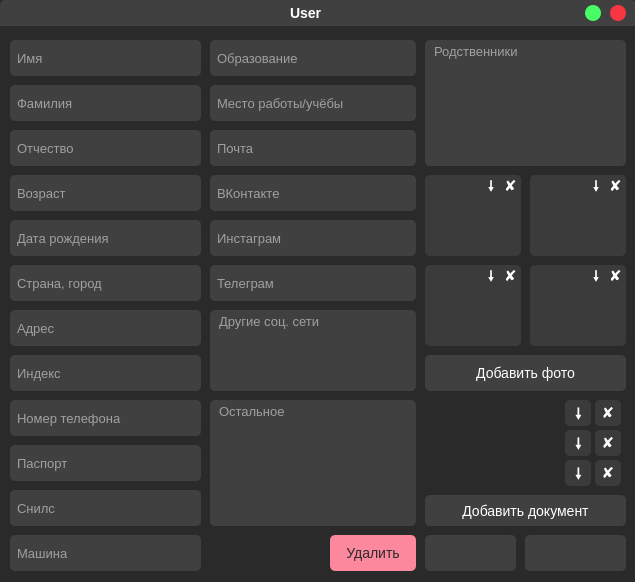
Before: the Qt Designer form src/add_user/add_user.ui in b0shka/desktop_database, drawn with Qt 5.
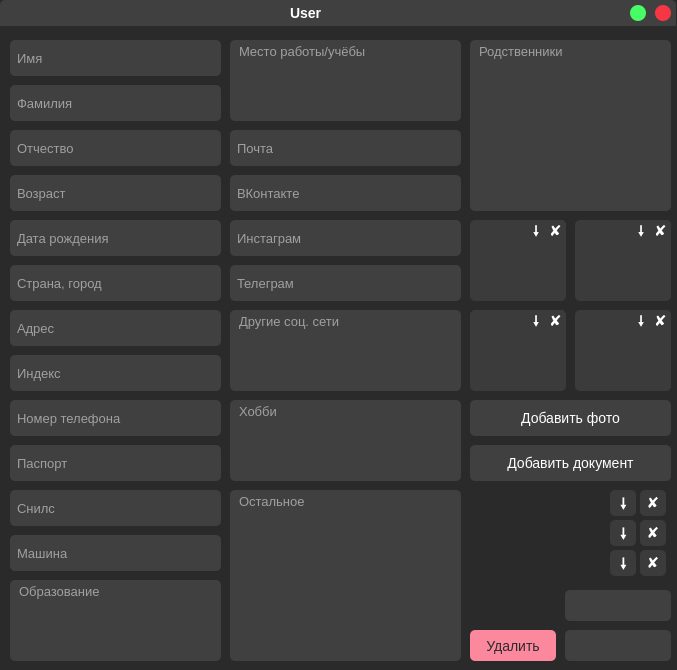
After: the same form once the commit is applied.

The edit to the form file:
```diff
--- a/src/add_user/add_user.ui
+++ b/src/add_user/add_user.ui
@@ -6,8 +6,8 @@
    <rect>
     <x>0</x>
     <y>0</y>
-    <width>635</width>
-    <height>582</height>
+    <width>677</width>
+    <height>670</height>
    </rect>
   </property>
   <property name="windowTitle">
@@ -24,8 +24,8 @@
     <rect>
      <x>0</x>
      <y>0</y>
-     <width>636</width>
-     <height>581</height>
+     <width>676</width>
+     <height>671</height>
     </rect>
    </property>
    <property name="minimumSize">
@@ -36,8 +36,8 @@
    </property>
    <property name="maximumSize">
     <size>
-     <width>636</width>
-     <height>581</height>
+     <width>5555</width>
+     <height>5555</height>
     </size>
    </property>
    <property name="styleSheet">
@@ -57,7 +57,7 @@
      <rect>
       <x>0</x>
       <y>0</y>
-      <width>636</width>
+      <width>676</width>
       <height>26</height>
      </rect>
     </property>
@@ -77,7 +77,7 @@
     <widget class="QPushButton" name="close">
      <property name="geometry">
       <rect>
-       <x>610</x>
+       <x>655</x>
        <y>5</y>
        <width>16</width>
        <height>16</height>
@@ -108,7 +108,7 @@
     <widget class="QPushButton" name="hide">
      <property name="geometry">
       <rect>
-       <x>585</x>
+       <x>630</x>
        <y>5</y>
        <width>16</width>
        <height>16</height>
@@ -166,7 +166,7 @@
      <rect>
       <x>10</x>
       <y>40</y>
-      <width>191</width>
+      <width>211</width>
       <height>36</height>
      </rect>
     </property>
@@ -189,7 +189,7 @@
      <rect>
       <x>10</x>
       <y>85</y>
-      <width>191</width>
+      <width>211</width>
       <height>36</height>
      </rect>
     </property>
@@ -212,7 +212,7 @@
      <rect>
       <x>10</x>
       <y>130</y>
-      <width>191</width>
+      <width>211</width>
       <height>36</height>
      </rect>
     </property>
@@ -235,7 +235,7 @@
      <rect>
       <x>10</x>
       <y>175</y>
-      <width>191</width>
+      <width>211</width>
       <height>36</height>
      </rect>
     </property>
@@ -256,10 +256,10 @@
    <widget class="QPushButton" name="add_save_user">
     <property name="geometry">
      <rect>
-      <x>525</x>
-      <y>535</y>
-      <width>101</width>
-      <height>36</height>
+      <x>565</x>
+      <y>630</y>
+      <width>106</width>
+      <height>31</height>
      </rect>
     </property>
     <property name="font">
@@ -290,7 +290,7 @@
      <rect>
       <x>10</x>
       <y>220</y>
-      <width>191</width>
+      <width>211</width>
       <height>36</height>
      </rect>
     </property>
@@ -313,7 +313,7 @@
      <rect>
       <x>10</x>
       <y>265</y>
-      <width>191</width>
+      <width>211</width>
       <height>36</height>
      </rect>
     </property>
@@ -336,7 +336,7 @@
      <rect>
       <x>10</x>
       <y>310</y>
-      <width>191</width>
+      <width>211</width>
       <height>36</height>
      </rect>
     </property>
@@ -359,7 +359,7 @@
      <rect>
       <x>10</x>
       <y>355</y>
-      <width>191</width>
+      <width>211</width>
       <height>36</height>
      </rect>
     </property>
@@ -382,7 +382,7 @@
      <rect>
       <x>10</x>
       <y>400</y>
-      <width>191</width>
+      <width>211</width>
       <height>36</height>
      </rect>
     </property>
@@ -400,58 +400,12 @@
      <string>Номер телефона</string>
     </property>
    </widget>
-   <widget class="QLineEdit" name="education">
-    <property name="geometry">
-     <rect>
-      <x>210</x>
-      <y>40</y>
-      <width>206</width>
-      <height>36</height>
-     </rect>
-    </property>
-    <property name="styleSheet">
-     <string notr="true">font-size: 13px;
-color: white;
-background-color: #404040;
-border-radius: 5px;
-padding-left: 5px;</string>
-    </property>
-    <property name="text">
-     <string/>
-    </property>
-    <property name="placeholderText">
-     <string>Образование</string>
-    </property>
-   </widget>
-   <widget class="QLineEdit" name="place_work">
-    <property name="geometry">
-     <rect>
-      <x>210</x>
-      <y>85</y>
-      <width>206</width>
-      <height>36</height>
-     </rect>
-    </property>
-    <property name="styleSheet">
-     <string notr="true">font-size: 13px;
-color: white;
-background-color: #404040;
-border-radius: 5px;
-padding-left: 5px;</string>
-    </property>
-    <property name="text">
-     <string/>
-    </property>
-    <property name="placeholderText">
-     <string>Место работы/учёбы</string>
-    </property>
-   </widget>
    <widget class="QLineEdit" name="passport">
     <property name="geometry">
      <rect>
       <x>10</x>
       <y>445</y>
-      <width>191</width>
+      <width>211</width>
       <height>36</height>
      </rect>
     </property>
@@ -474,7 +428,7 @@
      <rect>
       <x>10</x>
       <y>490</y>
-      <width>191</width>
+      <width>211</width>
       <height>36</height>
      </rect>
     </property>
@@ -497,7 +451,7 @@
      <rect>
       <x>10</x>
       <y>535</y>
-      <width>191</width>
+      <width>211</width>
       <height>36</height>
      </rect>
     </property>
@@ -518,9 +472,9 @@
    <widget class="QLineEdit" name="email">
     <property name="geometry">
      <rect>
-      <x>210</x>
+      <x>230</x>
       <y>130</y>
-      <width>206</width>
+      <width>231</width>
       <height>36</height>
      </rect>
     </property>
@@ -541,9 +495,9 @@
    <widget class="QLineEdit" name="vk">
     <property name="geometry">
      <rect>
-      <x>210</x>
+      <x>230</x>
       <y>175</y>
-      <width>206</width>
+      <width>231</width>
       <height>36</height>
      </rect>
     </property>
@@ -564,9 +518,9 @@
    <widget class="QLineEdit" name="instagram">
     <property name="geometry">
      <rect>
-      <x>210</x>
+      <x>230</x>
       <y>220</y>
-      <width>206</width>
+      <width>231</width>
       <height>36</height>
      </rect>
     </property>
@@ -587,9 +541,9 @@
    <widget class="QLineEdit" name="telegram">
     <property name="geometry">
      <rect>
-      <x>210</x>
+      <x>230</x>
       <y>265</y>
-      <width>206</width>
+      <width>231</width>
       <height>36</height>
      </rect>
     </property>
@@ -610,10 +564,10 @@
    <widget class="QTextEdit" name="relatives">
     <property name="geometry">
      <rect>
-      <x>425</x>
+      <x>470</x>
       <y>40</y>
       <width>201</width>
-      <height>126</height>
+      <height>171</height>
      </rect>
     </property>
     <property name="styleSheet">
@@ -633,10 +587,10 @@
    <widget class="QTextEdit" name="other">
     <property name="geometry">
      <rect>
-      <x>210</x>
-      <y>400</y>
-      <width>206</width>
-      <height>126</height>
+      <x>230</x>
+      <y>490</y>
+      <width>231</width>
+      <height>171</height>
      </rect>
     </property>
     <property name="styleSheet">
@@ -656,9 +610,9 @@
    <widget class="QTextEdit" name="other_social">
     <property name="geometry">
      <rect>
-      <x>210</x>
+      <x>230</x>
       <y>310</y>
-      <width>206</width>
+      <width>231</width>
       <height>81</height>
      </rect>
     </property>
@@ -679,8 +633,8 @@
    <widget class="QPushButton" name="add_photo">
     <property name="geometry">
      <rect>
-      <x>425</x>
-      <y>355</y>
+      <x>470</x>
+      <y>400</y>
       <width>201</width>
       <height>36</height>
      </rect>
@@ -711,8 +665,8 @@
    <widget class="QLabel" name="photo_1">
     <property name="geometry">
      <rect>
-      <x>425</x>
-      <y>175</y>
+      <x>470</x>
+      <y>220</y>
       <width>96</width>
       <height>81</height>
      </rect>
@@ -730,8 +684,8 @@
    <widget class="QLabel" name="photo_2">
     <property name="geometry">
      <rect>
-      <x>530</x>
-      <y>175</y>
+      <x>575</x>
+      <y>220</y>
       <width>96</width>
       <height>81</height>
      </rect>
@@ -749,8 +703,8 @@
    <widget class="QLabel" name="photo_3">
     <property name="geometry">
      <rect>
-      <x>425</x>
-      <y>265</y>
+      <x>470</x>
+      <y>310</y>
       <width>96</width>
       <height>81</height>
      </rect>
@@ -768,8 +722,8 @@
    <widget class="QLabel" name="photo_4">
     <property name="geometry">
      <rect>
-      <x>530</x>
-      <y>265</y>
+      <x>575</x>
+      <y>310</y>
       <width>96</width>
       <height>81</height>
      </rect>
@@ -787,10 +741,10 @@
    <widget class="QPushButton" name="add_doc">
     <property name="geometry">
      <rect>
-      <x>425</x>
-      <y>495</y>
+      <x>470</x>
+      <y>445</y>
       <width>201</width>
-      <height>31</height>
+      <height>36</height>
      </rect>
     </property>
     <property name="font">
@@ -819,8 +773,8 @@
    <widget class="QPushButton" name="delete_photo_1">
     <property name="geometry">
      <rect>
-      <x>500</x>
-      <y>175</y>
+      <x>545</x>
+      <y>220</y>
       <width>21</width>
       <height>21</height>
      </rect>
@@ -852,8 +806,8 @@
    <widget class="QPushButton" name="delete_photo_2">
     <property name="geometry">
      <rect>
-      <x>605</x>
-      <y>175</y>
+      <x>650</x>
+      <y>220</y>
       <width>21</width>
       <height>21</height>
      </rect>
@@ -885,8 +839,8 @@
    <widget class="QPushButton" name="delete_photo_3">
     <property name="geometry">
      <rect>
-      <x>500</x>
-      <y>265</y>
+      <x>545</x>
+      <y>310</y>
       <width>21</width>
       <height>21</height>
      </rect>
@@ -918,8 +872,8 @@
    <widget class="QPushButton" name="delete_photo_4">
     <property name="geometry">
      <rect>
-      <x>605</x>
-      <y>265</y>
+      <x>650</x>
+      <y>310</y>
       <width>21</width>
       <height>21</height>
      </rect>
@@ -951,10 +905,10 @@
    <widget class="QComboBox" name="list_table">
     <property name="geometry">
      <rect>
-      <x>425</x>
-      <y>535</y>
-      <width>91</width>
-      <height>36</height>
+      <x>565</x>
+      <y>590</y>
+      <width>106</width>
+      <height>31</height>
      </rect>
     </property>
     <property name="styleSheet">
@@ -990,10 +944,10 @@
    <widget class="QPushButton" name="delete_user">
     <property name="geometry">
      <rect>
-      <x>330</x>
-      <y>535</y>
+      <x>470</x>
+      <y>630</y>
       <width>86</width>
-      <height>36</height>
+      <height>31</height>
      </rect>
     </property>
     <property name="font">
@@ -1022,8 +976,8 @@
    <widget class="QLabel" name="doc_1">
     <property name="geometry">
      <rect>
-      <x>425</x>
-      <y>405</y>
+      <x>470</x>
+      <y>495</y>
       <width>136</width>
       <height>17</height>
      </rect>
@@ -1038,8 +992,8 @@
    <widget class="QLabel" name="doc_2">
     <property name="geometry">
      <rect>
-      <x>425</x>
-      <y>435</y>
+      <x>470</x>
+      <y>525</y>
       <width>136</width>
       <height>17</height>
      </rect>
@@ -1054,8 +1008,8 @@
    <widget class="QLabel" name="doc_3">
     <property name="geometry">
      <rect>
-      <x>425</x>
-      <y>465</y>
+      <x>470</x>
+      <y>555</y>
       <width>136</width>
       <height>17</height>
      </rect>
@@ -1070,8 +1024,8 @@
    <widget class="QPushButton" name="delete_doc_1">
     <property name="geometry">
      <rect>
-      <x>595</x>
-      <y>400</y>
+      <x>640</x>
+      <y>490</y>
       <width>26</width>
       <height>26</height>
      </rect>
@@ -1103,8 +1057,8 @@
    <widget class="QPushButton" name="delete_doc_2">
     <property name="geometry">
      <rect>
-      <x>595</x>
-      <y>430</y>
+      <x>640</x>
+      <y>520</y>
       <width>26</width>
       <height>26</height>
      </rect>
@@ -1136,8 +1090,8 @@
    <widget class="QPushButton" name="delete_doc_3">
     <property name="geometry">
      <rect>
-      <x>595</x>
-      <y>460</y>
+      <x>640</x>
+      <y>550</y>
       <width>26</width>
       <height>26</height>
      </rect>
@@ -1169,8 +1123,8 @@
    <widget class="QPushButton" name="download_doc_1">
     <property name="geometry">
      <rect>
-      <x>565</x>
-      <y>400</y>
+      <x>610</x>
+      <y>490</y>
       <width>26</width>
       <height>26</height>
      </rect>
@@ -1203,8 +1157,8 @@
    <widget class="QPushButton" name="download_doc_2">
     <property name="geometry">
      <rect>
-      <x>565</x>
-      <y>430</y>
+      <x>610</x>
+      <y>520</y>
       <width>26</width>
       <height>26</height>
      </rect>
@@ -1237,8 +1191,8 @@
    <widget class="QPushButton" name="download_doc_3">
     <property name="geometry">
      <rect>
-      <x>565</x>
-      <y>460</y>
+      <x>610</x>
+      <y>550</y>
       <width>26</width>
       <height>26</height>
      </rect>
@@ -1271,8 +1225,8 @@
    <widget class="QPushButton" name="download_photo_1">
     <property name="geometry">
      <rect>
-      <x>480</x>
-      <y>175</y>
+      <x>525</x>
+      <y>220</y>
       <width>21</width>
       <height>21</height>
      </rect>
@@ -1305,8 +1259,8 @@
    <widget class="QPushButton" name="download_photo_2">
     <property name="geometry">
      <rect>
-      <x>585</x>
-      <y>175</y>
+      <x>630</x>
+      <y>220</y>
       <width>21</width>
       <height>21</height>
      </rect>
@@ -1339,8 +1293,8 @@
    <widget class="QPushButton" name="download_photo_3">
     <property name="geometry">
      <rect>
-      <x>480</x>
-      <y>265</y>
+      <x>525</x>
+      <y>310</y>
       <width>21</width>
       <height>21</height>
      </rect>
@@ -1373,8 +1327,8 @@
    <widget class="QPushButton" name="download_photo_4">
     <property name="geometry">
      <rect>
-      <x>585</x>
-      <y>265</y>
+      <x>630</x>
+      <y>310</y>
       <width>21</width>
       <height>21</height>
      </rect>
@@ -1404,6 +1358,75 @@
      <string>🠗</string>
     </property>
    </widget>
+   <widget class="QTextEdit" name="education">
+    <property name="geometry">
+     <rect>
+      <x>10</x>
+      <y>580</y>
+      <width>211</width>
+      <height>81</height>
+     </rect>
+    </property>
+    <property name="styleSheet">
+     <string notr="true">font-size: 13px;
+color: white;
+background-color: #404040;
+border-radius: 5px;
+padding-left: 5px;</string>
+    </property>
+    <property name="verticalScrollBarPolicy">
+     <enum>Qt::ScrollBarAlwaysOff</enum>
+    </property>
+    <property name="placeholderText">
+     <string>Образование</string>
+    </property>
+   </widget>
+   <widget class="QTextEdit" name="place_work">
+    <property name="geometry">
+     <rect>
+      <x>230</x>
+      <y>40</y>
+      <width>231</width>
+      <height>81</height>
+     </rect>
+    </property>
+    <property name="styleSheet">
+     <string notr="true">font-size: 13px;
+color: white;
+background-color: #404040;
+border-radius: 5px;
+padding-left: 5px;</string>
+    </property>
+    <property name="verticalScrollBarPolicy">
+     <enum>Qt::ScrollBarAlwaysOff</enum>
+    </property>
+    <property name="placeholderText">
+     <string>Место работы/учёбы</string>
+    </property>
+   </widget>
+   <widget class="QTextEdit" name="hobby">
+    <property name="geometry">
+     <rect>
+      <x>230</x>
+      <y>400</y>
+      <width>231</width>
+      <height>81</height>
+     </rect>
+    </property>
+    <property name="styleSheet">
+     <string notr="true">font-size: 13px;
+color: white;
+background-color: #404040;
+border-radius: 5px;
+padding-left: 5px;</string>
+    </property>
+    <property name="verticalScrollBarPolicy">
+     <enum>Qt::ScrollBarAlwaysOff</enum>
+    </property>
+    <property name="placeholderText">
+     <string>Хобби</string>
+    </property>
+   </widget>
   </widget>
  </widget>
  <resources/>
```
